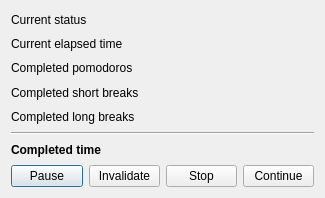
First picture: the form in PomodoroStatistics.ui, repository FelixdelasPozas/pomodorotimelapse, before the edit.
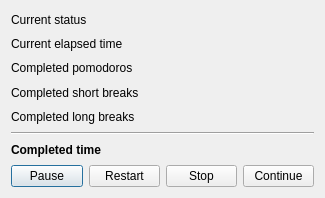
Second picture: the form after the edit.

Patch:
```diff
--- a/PomodoroStatistics.ui
+++ b/PomodoroStatistics.ui
@@ -192,7 +192,7 @@
      <item>
       <widget class="QPushButton" name="m_invalidate">
        <property name="text">
-        <string>Invalidate</string>
+        <string>Restart</string>
        </property>
       </widget>
      </item>
```
Left out of the diff: 2 changed lines with no effect on the pictures.
